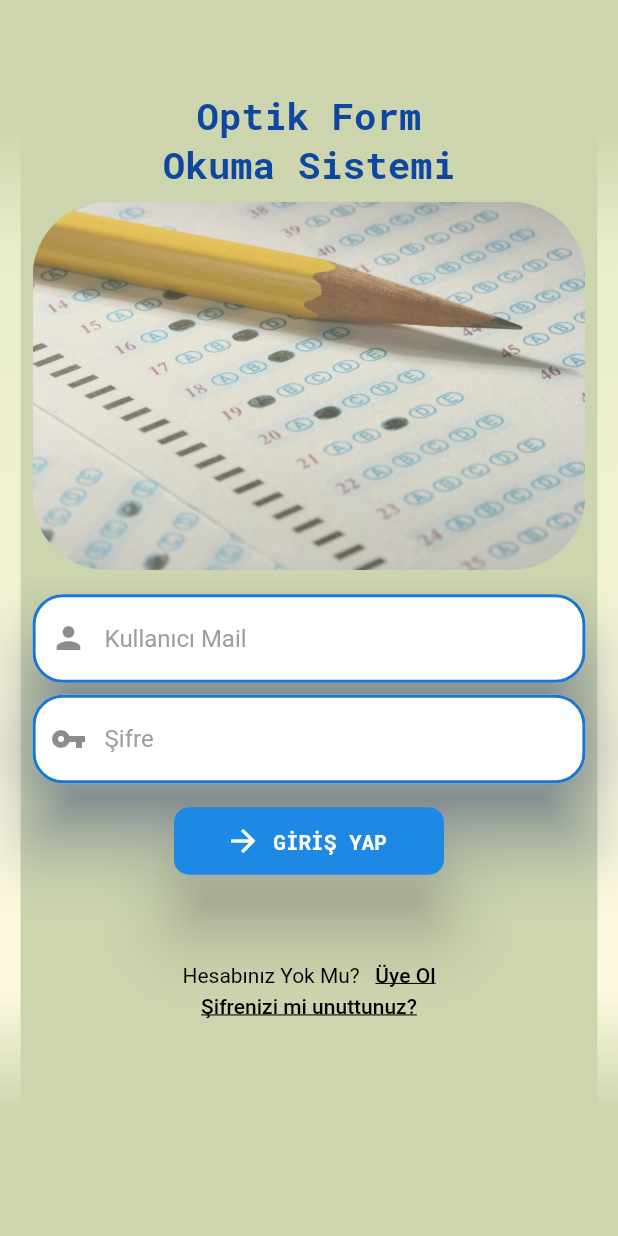
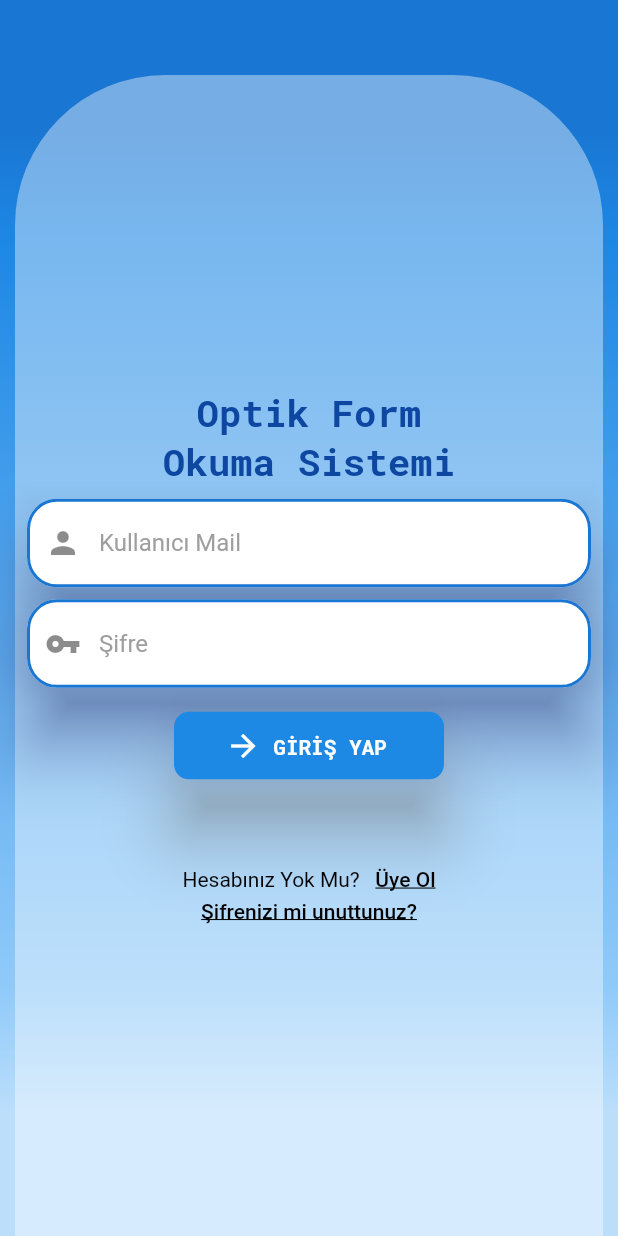
Before and after one commit to ufukakgul/omr, a Flutter app: the screen it shows after launch, on a phone screen of 412 x 824 dp. Run offline on Flutter 3.47's test engine with Material 2 defaults, Android fonts, the light colour scheme and no system bars; our stand-ins replace google_fonts.

Commit message:
Login sayfası tasarımı v1

```diff
--- a/lib/Login.dart
+++ b/lib/Login.dart
@@ -18,9 +18,8 @@ class _LoginState extends State<Login> {
     final double ekranYuksekligi = ekranBilgisi.size.height;
     final double ekranGenisligi = ekranBilgisi.size.width;
     return Scaffold(
-      body: SingleChildScrollView(
-        child: Container(
-          width: double.infinity,
+      body: Container(
+        width: ekranGenisligi,
         height: ekranYuksekligi,
         decoration: BoxDecoration(
             gradient: LinearGradient(
@@ -33,64 +32,35 @@ class _LoginState extends State<Login> {
             0.9,
           ],
           colors: [
-              Color(0xffccd5ae),
-              Color(0xffe9edc9),
-              Color(0xfffefae0),
-              Color(0xffccd5ae),
-
+            Colors.blue.shade700,
+            Colors.blue.shade600,
+            Colors.blue.shade200,
+            Colors.blue.shade100,
           ],
         )),
+        child: Padding(
+          padding: const EdgeInsets.only(top: 50, left: 10, right: 10),
           child: Column(
-            mainAxisAlignment: MainAxisAlignment.center,
+            //crossAxisAlignment: CrossAxisAlignment.start,
             children: [
-              Container(
-                width: ekranGenisligi / 15 * 14,
-                height: ekranYuksekligi / 15 * 14,
+              Expanded(
+                child: Container(
                   decoration: BoxDecoration(
-                    // color: Colors.white.withOpacity(0.3),
-                    color: Color(0xffccd5ae),
-                    //borderRadius: BorderRadius.all(Radius.circular(60))
+                      color: Colors.white.withOpacity(0.4),
                       borderRadius: BorderRadius.only(
-                      topLeft: Radius.circular(60),
-                      topRight: Radius.circular(60),
-                      bottomRight: Radius.circular(10),
-                      bottomLeft: Radius.circular(10),
-                    )),
+                          topLeft: Radius.circular(100),
+                          topRight: Radius.circular(100))),
+                  child: Center(
+                    child: SingleChildScrollView(
                       child: Column(
                         children: [
                           Text(
-                      "\nOptik Form\nOkuma Sistemi",
+                            "Optik Form\nOkuma Sistemi",
                             textAlign: TextAlign.center,
                             style: GoogleFonts.robotoMono(
                                 color: Colors.blue.shade900,
                                 fontWeight: FontWeight.bold,
                                 fontSize: 25),
-                    ),
-                    Padding(
-                      padding: const EdgeInsets.all(8.0),
-                      child: ClipRRect(
-                        borderRadius: BorderRadius.circular(50),
-                        child: Stack(
-                          alignment: Alignment.center,
-                          children: [
-                            Image(
-                              image: AssetImage("resimler/optikForm.jpg"),
-                              // image: NetworkImage(
-                              //     "https://ufuk.site/omr/assets/optikForm.jpg"),
-                              color: Colors.white.withOpacity(0.7),
-                              colorBlendMode: BlendMode.modulate,
-                            ),
-                            // Text(
-                            //   "\nOptik Form\nOkuma Sistemi",
-                            //   textAlign: TextAlign.center,
-                            //   style: GoogleFonts.robotoMono(
-                            //       color: Colors.blue.shade900,
-                            //       fontWeight: FontWeight.bold,
-                            //       fontSize: 25),
-                            // ),
-                          ],
-                        ),
-                      ),
                           ),
                           Padding(
                             padding: const EdgeInsets.all(8.0),
@@ -107,23 +77,25 @@ class _LoginState extends State<Login> {
                                     filled: true,
                                     fillColor: Colors.white,
                                     enabledBorder: OutlineInputBorder(
-                                borderRadius:
-                                    BorderRadius.all(Radius.circular(20.0)),
+                                      borderRadius: BorderRadius.all(
+                                          Radius.circular(20.0)),
                                       borderSide: BorderSide(
-                                    color: Colors.blue.shade700, width: 2),
+                                          color: Colors.blue.shade700,
+                                          width: 2),
                                     ),
                                     focusedBorder: OutlineInputBorder(
-                                borderRadius:
-                                    BorderRadius.all(Radius.circular(15.0)),
+                                      borderRadius: BorderRadius.all(
+                                          Radius.circular(15.0)),
                                       borderSide: BorderSide(
-                                    color: Colors.blue.shade700, width: 2),
+                                          color: Colors.blue.shade700,
+                                          width: 2),
                                     )),
                               ),
                             ),
                           ),
                           Padding(
-                      padding:
-                          const EdgeInsets.only(left: 8, right: 8, bottom: 16),
+                            padding: const EdgeInsets.only(
+                                left: 8, right: 8, bottom: 16),
                             child: Material(
                               color: Colors.transparent,
                               elevation: 20,
@@ -138,16 +110,18 @@ class _LoginState extends State<Login> {
                                     filled: true,
                                     fillColor: Colors.white,
                                     enabledBorder: OutlineInputBorder(
-                                borderRadius:
-                                    BorderRadius.all(Radius.circular(20.0)),
+                                      borderRadius: BorderRadius.all(
+                                          Radius.circular(20.0)),
                                       borderSide: BorderSide(
-                                    color: Colors.blue.shade700, width: 2),
+                                          color: Colors.blue.shade700,
+                                          width: 2),
                                     ),
                                     focusedBorder: OutlineInputBorder(
-                                borderRadius:
-                                    BorderRadius.all(Radius.circular(15.0)),
+                                      borderRadius: BorderRadius.all(
+                                          Radius.circular(15.0)),
                                       borderSide: BorderSide(
-                                    color: Colors.blue.shade700, width: 2),
+                                          color: Colors.blue.shade700,
+                                          width: 2),
                                     )),
                               ),
                             ),
@@ -158,10 +132,11 @@ class _LoginState extends State<Login> {
                             child: ElevatedButton.icon(
                               onPressed: () {},
                               icon: Icon(Icons.arrow_forward),
-                        label: Text("GİRİŞ YAP", style: GoogleFonts.robotoMono(
-                          fontWeight: FontWeight.bold,
-                          fontSize: 14
-                        ),),
+                              label: Text(
+                                "GİRİŞ YAP",
+                                style: GoogleFonts.robotoMono(
+                                    fontWeight: FontWeight.bold, fontSize: 14),
+                              ),
                               style: ElevatedButton.styleFrom(
                                   primary: Colors.blue.shade600,
                                   onPrimary: Colors.white,
@@ -174,20 +149,29 @@ class _LoginState extends State<Login> {
                             ),
                           ),
                           SizedBox(
-                      height: ekranYuksekligi/14,
+                            height: ekranYuksekligi / 14,
                           ),
                           Row(
                             mainAxisAlignment: MainAxisAlignment.center,
                             children: [
-                        Text("Hesabınız Yok Mu?   ", style: TextStyle(color: Colors.black),),
+                              Text(
+                                "Hesabınız Yok Mu?   ",
+                                style: TextStyle(color: Colors.black),
+                              ),
                               TextButton(
                                   style: TextButton.styleFrom(
                                     minimumSize: Size.zero,
                                     padding: EdgeInsets.zero,
-                              tapTargetSize: MaterialTapTargetSize.shrinkWrap,
+                                    tapTargetSize:
+                                        MaterialTapTargetSize.shrinkWrap,
                                   ),
                                   onPressed: () {},
-                            child: Text("Üye Ol", style: TextStyle(color: Colors.black, decoration: TextDecoration.underline),)),
+                                  child: Text(
+                                    "Üye Ol",
+                                    style: TextStyle(
+                                        color: Colors.black,
+                                        decoration: TextDecoration.underline),
+                                  )),
                             ],
                           ),
                           TextButton(
@@ -197,10 +181,18 @@ class _LoginState extends State<Login> {
                                 tapTargetSize: MaterialTapTargetSize.shrinkWrap,
                               ),
                               onPressed: () {},
-                        child: Text("Şifrenizi mi unuttunuz?", style: TextStyle(color: Colors.black , decoration: TextDecoration.underline),)),
+                              child: Text(
+                                "Şifrenizi mi unuttunuz?",
+                                style: TextStyle(
+                                    color: Colors.black,
+                                    decoration: TextDecoration.underline),
+                              ))
                         ],
                       ),
-              )
+                    ),
+                  ),
+                ),
+              ),
             ],
           ),
         ),
```
Lines whose indentation alone changed are shown as unchanged.
